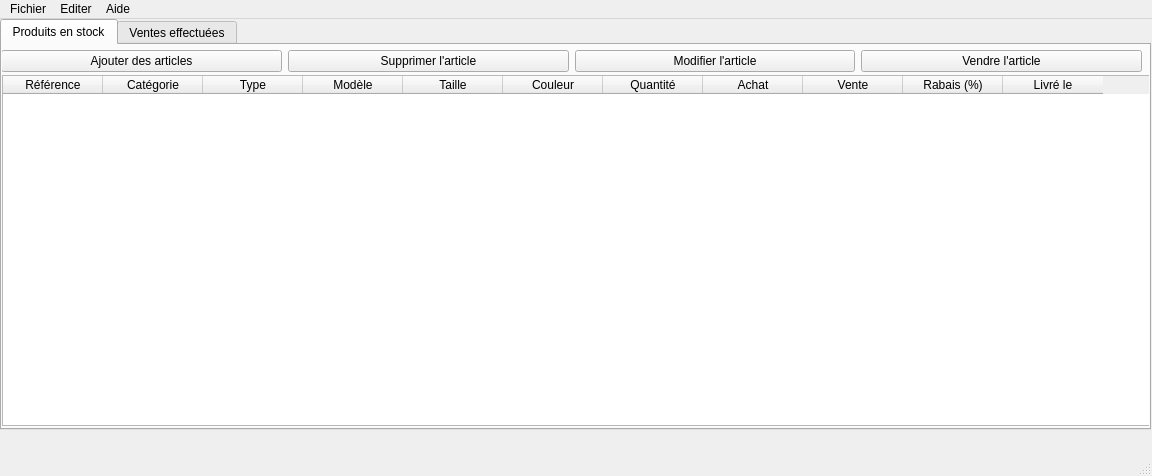
The window that GestionDeStock/mainwindow.ui (pawamoy/gestion-de-stock) describes before a commit, drawn with Qt 5.
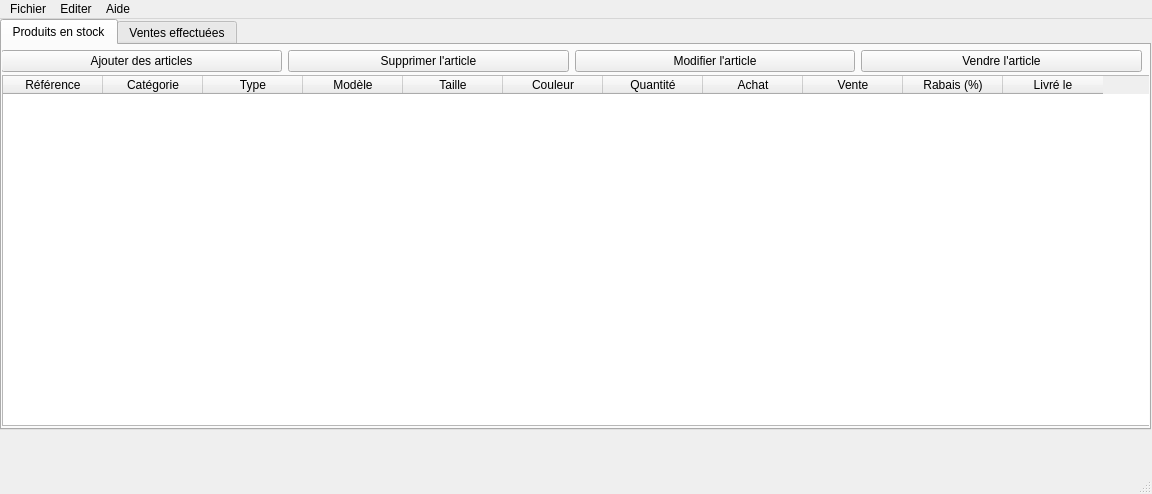
The same window after the commit. Icons and pictures are not drawn.

The edit to the form file:
```diff
--- a/GestionDeStock/mainwindow.ui
+++ b/GestionDeStock/mainwindow.ui
@@ -7,7 +7,7 @@
     <x>0</x>
     <y>0</y>
     <width>1152</width>
-    <height>476</height>
+    <height>494</height>
    </rect>
   </property>
   <property name="windowTitle">
```
Left out of the diff: 35 changed lines with no effect on the pictures.
